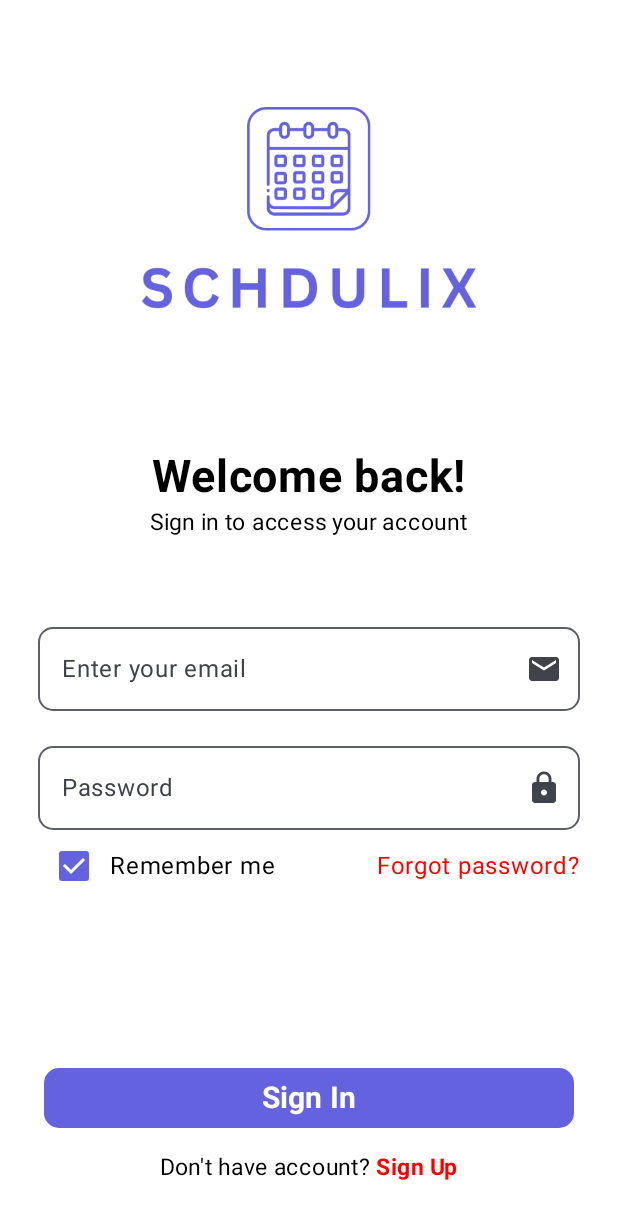
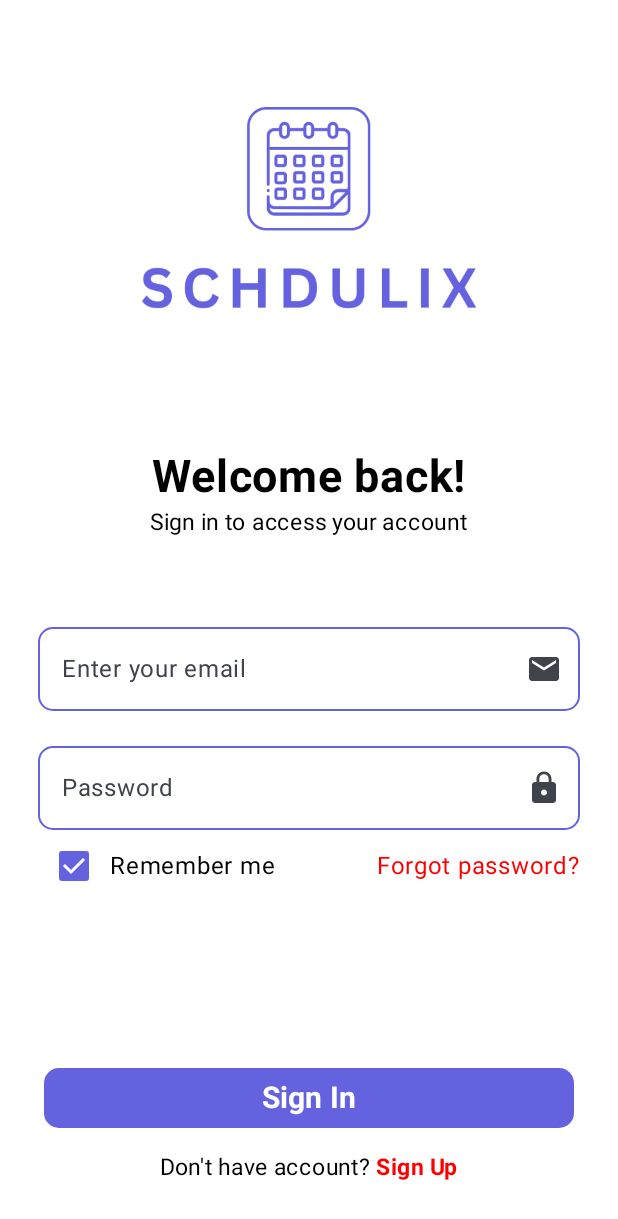
Before and after one commit to nbscvincent/reminder-app, an Android app built with Jetpack Compose: the screen it shows after launch (MainActivity), on a phone screen of 412 x 824 dp. Shown: the top 1219 px of the screen. Run offline under Robolectric (Android 15) with nearby library versions, the light colour scheme and no system bars.

Commit message:
TEXTFIELDS COLOR
changed color of textfield from blue to theme color

```diff
--- a/app/src/main/java/com/nbscollege_jenjosh/schdulix/LoginScreen.kt
+++ b/app/src/main/java/com/nbscollege_jenjosh/schdulix/LoginScreen.kt
@@ -30,6 +30,7 @@ import androidx.compose.material3.OutlinedTextField
 import androidx.compose.material3.Scaffold
 import androidx.compose.material3.Surface
 import androidx.compose.material3.Text
+import androidx.compose.material3.TextFieldDefaults
 import androidx.compose.runtime.Composable
 import androidx.compose.runtime.getValue
 import androidx.compose.runtime.mutableStateOf
@@ -140,6 +141,9 @@ fun LoginScreen() {
                 shape = RoundedCornerShape(10.dp),
                 onValueChange = { email = it },
                 label = { Text(text = "Enter your email") },
+                colors = TextFieldDefaults.outlinedTextFieldColors(
+                    focusedBorderColor = Color(0xFF6562DF),
+                    unfocusedBorderColor = Color(0xFF6562DF)),
                 trailingIcon = {
                     Icon(imageVector = Icons.Default.Email, contentDescription = "Email")
                 }
@@ -153,6 +157,9 @@ fun LoginScreen() {
                 shape = RoundedCornerShape(10.dp),
                 onValueChange = {},
                 label = { Text(text = "Password") },
+                colors = TextFieldDefaults.outlinedTextFieldColors(
+                    focusedBorderColor = Color(0xFF6562DF),
+                    unfocusedBorderColor = Color(0xFF6562DF)),
                 trailingIcon = {
                     Icon(imageVector = Icons.Default.Lock, contentDescription = "Password")
                 }
```
